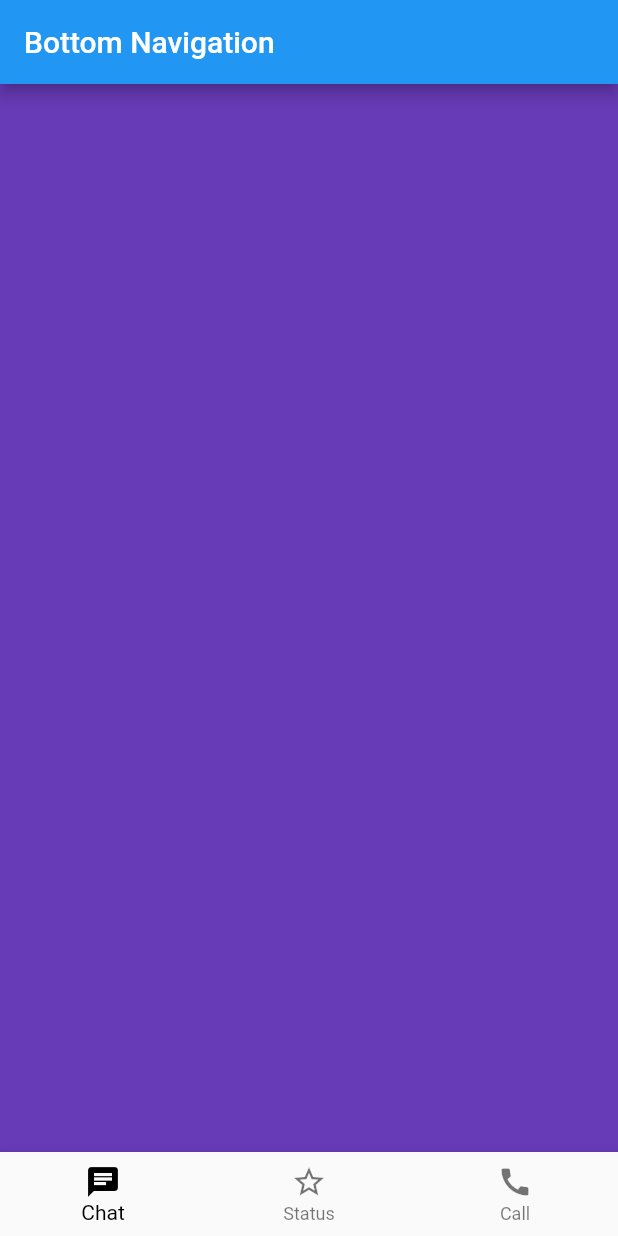
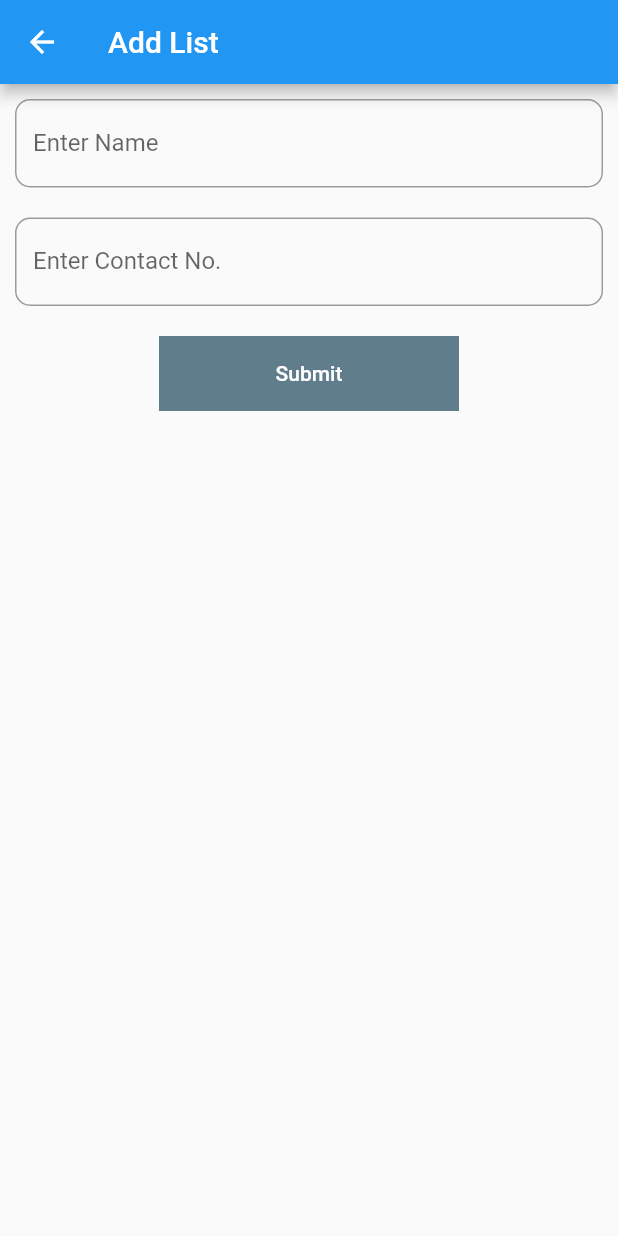
Before and after one commit to sahetu/android_bach_off, a Flutter app: the screen it shows after launch, on a phone screen of 412 x 824 dp. Run offline on Flutter 3.47's test engine with Material 2 defaults, Android fonts, the phone set to English and light mode, and no system bars; our stand-ins replace fluttertoast, simple_animations.

Commit message:
Animation & Add List

```diff
--- /dev/null
+++ b/lib/addList.dart
@@ -0,0 +1,105 @@
+import 'package:flutter/material.dart';
+
+class AddListMain extends StatefulWidget{
+
+  @override
+  AddListState createState() => AddListState();
+
+}
+
+class AddListState extends State<AddListMain>{
+
+  var nameArray = [];
+  var contactArray = [];
+
+  TextEditingController nameController = TextEditingController();
+  TextEditingController contactController = TextEditingController();
+
+  @override
+  Widget build(BuildContext context) {
+    // TODO: implement build
+    //throw UnimplementedError();
+    return Scaffold(
+      appBar: AppBar(
+        title: Text("Add List"),
+      ),
+      body: Container(
+        child: Column(
+          children: [
+            Padding(
+              padding: const EdgeInsets.all(10.0),
+              child: TextField(
+                controller: nameController,
+                decoration: InputDecoration(
+                  border: OutlineInputBorder(
+                    borderRadius: BorderRadius.circular(10.0),
+                  ),
+                  label: Text("Enter Name")
+                ),
+              ),
+            ),
+            Padding(
+              padding: const EdgeInsets.all(10.0),
+              child: TextField(
+                controller: contactController,
+                decoration: InputDecoration(
+                  border: OutlineInputBorder(
+                    borderRadius: BorderRadius.circular(10.0),
+                  ),
+                  label: Text("Enter Contact No.")
+                ),
+              ),
+            ),
+            Padding(
+              padding: const EdgeInsets.only(top: 10.0),
+              child: Container(
+                width: 200,
+                height: 50,
+                color: Colors.blueGrey,
+                child: TextButton(onPressed: (){
+                  if(nameController.text==""){
+                    print("Name Required");
+                  }
+                  else{
+                    addData();
+                  }
+                }, child: Text("Submit", style: TextStyle(color: Colors.white),))),
+            ),
+            Expanded(
+              child: ListView.builder(
+                itemCount: nameArray.length,
+                itemBuilder: (context,index){
+                  return Padding(
+                padding: EdgeInsets.all(5.0),
+                child: Card(
+                  elevation: 5.0,
+                  child: Column(
+                        children: [
+                          Text(nameArray[index]),
+                          Padding(
+                            padding: const EdgeInsets.only(top: 5.0),
+                            child: Text(contactArray[index]),
+                          ),
+                        ],
+                      ),
+                ),
+              );
+                }),
+            )
+          ],
+        ),
+      ),
+    );
+  }
+
+  addData() async{
+    setState(() {
+      nameArray.add(nameController.text);
+      contactArray.add(contactController.text);
+      nameController.clear();
+      contactController.clear();
+      print(nameArray);
+    });
+  }
+
+}
--- a/lib/splash.dart
+++ b/lib/splash.dart
@@ -1,11 +1,13 @@
 import 'dart:async';
 
+import 'package:android_bach_off/addList.dart';
 import 'package:android_bach_off/bottom_nav.dart';
 import 'package:android_bach_off/custom_list.dart';
 import 'package:android_bach_off/listdemo.dart';
 import 'package:android_bach_off/login.dart';
 import 'package:android_bach_off/navigation_demo.dart';
 import 'package:android_bach_off/tab_demo.dart';
+import 'package:android_bach_off/tween_animation.dart';
 import 'package:flutter/material.dart';
 
 class SplashMain extends StatelessWidget{
@@ -39,7 +41,7 @@ class SplashApp extends State<SplashState>{
 
   Future<Timer> startTimerMethod() async {
     return Timer(Duration(seconds: 3), () {
-      Navigator.push(context, MaterialPageRoute(builder: (_)=>BottomNavMain()));
+      Navigator.push(context, MaterialPageRoute(builder: (_)=>AddListMain()));
      });
   }
 
--- a/pubspec.yaml
+++ b/pubspec.yaml
@@ -36,6 +36,7 @@ dependencies:
   # Use with the CupertinoIcons class for iOS style icons.
   cupertino_icons: ^1.0.2
   fluttertoast: ^8.2.4
+  simple_animations: ^5.0.2
 
 dev_dependencies:
   flutter_test:
```
Also changed, not shown: lib/tween_animation.dart (added, +163 -0 lines), pubspec.lock.
